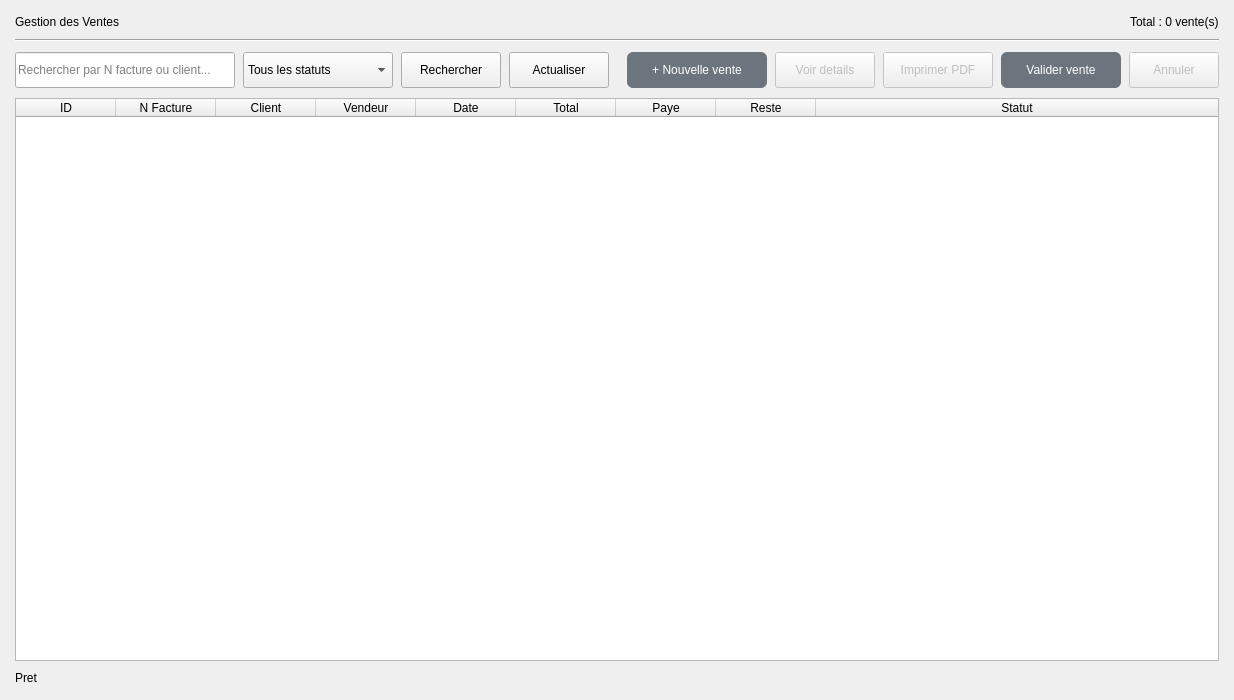
Above: views/ui/sales.ui from debeadama/gestion_commerciale before the change. Below: the same form after it.
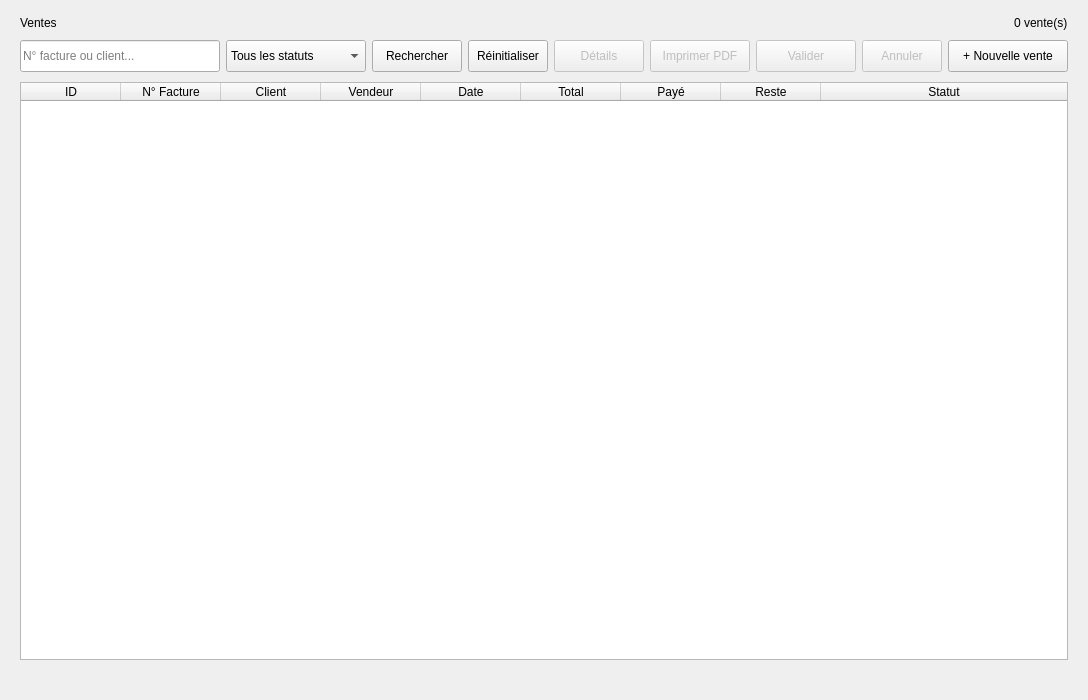
That is the form after the change.

Commit message: Refactoring complet : sécurité, UX, style et page de connexion

The edit to the form file:
```diff
--- a/views/ui/sales.ui
+++ b/views/ui/sales.ui
@@ -3,332 +3,139 @@
  <class>SalesWidget</class>
  <widget class="QWidget" name="SalesWidget">
   <property name="geometry">
-   <rect>
-    <x>0</x>
-    <y>0</y>
-    <width>1234</width>
-    <height>700</height>
-   </rect>
-  </property>
-  <property name="windowTitle">
-   <string>Gestion des Ventes</string>
+   <rect><x>0</x><y>0</y><width>1000</width><height>700</height></rect>
   </property>
   <layout class="QVBoxLayout" name="main_layout">
-   <property name="spacing">
-    <number>10</number>
-   </property>
-   <property name="leftMargin">
-    <number>15</number>
-   </property>
-   <property name="topMargin">
-    <number>15</number>
-   </property>
-   <property name="rightMargin">
-    <number>15</number>
-   </property>
-   <property name="bottomMargin">
-    <number>15</number>
-   </property>
+   <property name="spacing"><number>10</number></property>
+   <property name="leftMargin"><number>20</number></property>
+   <property name="topMargin"><number>16</number></property>
+   <property name="rightMargin"><number>20</number></property>
+   <property name="bottomMargin"><number>16</number></property>
+
+   <!-- En-tête -->
    <item>
     <layout class="QHBoxLayout" name="header_layout">
+     <property name="spacing"><number>12</number></property>
      <item>
       <widget class="QLabel" name="lbl_titre">
-       <property name="text">
-        <string>Gestion des Ventes</string>
-       </property>
+       <property name="text"><string>Ventes</string></property>
       </widget>
      </item>
      <item>
-      <widget class="QWidget" name="header_spacer" native="true">
-       <property name="sizePolicy">
-        <sizepolicy hsizetype="Expanding" vsizetype="Fixed">
-         <horstretch>1</horstretch>
-         <verstretch>0</verstretch>
-        </sizepolicy>
-       </property>
-      </widget>
+      <spacer><property name="orientation"><enum>Qt::Orientation::Horizontal</enum></property><property name="sizeHint" stdset="0"><size><width>40</width><height>0</height></size></property></spacer>
      </item>
      <item>
       <widget class="QLabel" name="lbl_total">
-       <property name="text">
-        <string>Total : 0 vente(s)</string>
-       </property>
+       <property name="text"><string>0 vente(s)</string></property>
       </widget>
      </item>
     </layout>
    </item>
-   <item>
-    <widget class="QFrame" name="line_top">
-     <property name="frameShape">
-      <enum>QFrame::Shape::HLine</enum>
-     </property>
-     <property name="frameShadow">
-      <enum>QFrame::Shadow::Sunken</enum>
-     </property>
-    </widget>
-   </item>
+
+   <!-- Toolbar -->
    <item>
     <layout class="QHBoxLayout" name="toolbar_layout">
-     <property name="spacing">
-      <number>8</number>
-     </property>
+     <property name="spacing"><number>6</number></property>
      <item>
       <widget class="QLineEdit" name="search_input">
-       <property name="minimumSize">
-        <size>
-         <width>220</width>
-         <height>36</height>
-        </size>
-       </property>
-       <property name="placeholderText">
-        <string>Rechercher par N facture ou client...</string>
-       </property>
+       <property name="minimumSize"><size><width>200</width><height>32</height></size></property>
+       <property name="maximumSize"><size><width>280</width><height>32</height></size></property>
+       <property name="placeholderText"><string>N° facture ou client...</string></property>
       </widget>
      </item>
      <item>
       <widget class="QComboBox" name="filter_statut">
-       <property name="minimumSize">
-        <size>
-         <width>150</width>
-         <height>36</height>
-        </size>
-       </property>
-       <item>
-        <property name="text">
-         <string>Tous les statuts</string>
-        </property>
-       </item>
-       <item>
-        <property name="text">
-         <string>En cours</string>
-        </property>
-       </item>
-       <item>
-        <property name="text">
-         <string>Payee</string>
-        </property>
-       </item>
-       <item>
-        <property name="text">
-         <string>Partielle</string>
-        </property>
-       </item>
-       <item>
-        <property name="text">
-         <string>Annulee</string>
-        </property>
-       </item>
+       <property name="minimumSize"><size><width>140</width><height>32</height></size></property>
+       <property name="maximumSize"><size><width>140</width><height>32</height></size></property>
+       <item><property name="text"><string>Tous les statuts</string></property></item>
+       <item><property name="text"><string>En cours</string></property></item>
+       <item><property name="text"><string>Payee</string></property></item>
+       <item><property name="text"><string>Partielle</string></property></item>
+       <item><property name="text"><string>Annulee</string></property></item>
       </widget>
      </item>
      <item>
       <widget class="QPushButton" name="btn_search">
-       <property name="minimumSize">
-        <size>
-         <width>100</width>
-         <height>36</height>
-        </size>
-       </property>
-       <property name="text">
-        <string>Rechercher</string>
-       </property>
+       <property name="minimumSize"><size><width>90</width><height>32</height></size></property>
+       <property name="maximumSize"><size><width>90</width><height>32</height></size></property>
+       <property name="text"><string>Rechercher</string></property>
       </widget>
      </item>
      <item>
       <widget class="QPushButton" name="btn_reset">
-       <property name="minimumSize">
-        <size>
-         <width>100</width>
-         <height>36</height>
-        </size>
-       </property>
-       <property name="text">
-        <string>Actualiser</string>
-       </property>
+       <property name="minimumSize"><size><width>80</width><height>32</height></size></property>
+       <property name="maximumSize"><size><width>80</width><height>32</height></size></property>
+       <property name="text"><string>Réinitialiser</string></property>
       </widget>
      </item>
      <item>
-      <widget class="QWidget" name="toolbar_spacer" native="true">
-       <property name="sizePolicy">
-        <sizepolicy hsizetype="Expanding" vsizetype="Fixed">
-         <horstretch>1</horstretch>
-         <verstretch>0</verstretch>
-        </sizepolicy>
-       </property>
-      </widget>
-     </item>
-     <item>
-      <widget class="QPushButton" name="btn_add">
-       <property name="minimumSize">
-        <size>
-         <width>140</width>
-         <height>36</height>
-        </size>
-       </property>
-       <property name="styleSheet">
-        <string notr="true">QPushButton {
-    background-color: #6c757d;
-    color: white;
-    border-radius: 6px;
-    padding: 6px;
-}</string>
-       </property>
-       <property name="text">
-        <string>+ Nouvelle vente</string>
-       </property>
-      </widget>
+      <spacer><property name="orientation"><enum>Qt::Orientation::Horizontal</enum></property><property name="sizeHint" stdset="0"><size><width>40</width><height>0</height></size></property></spacer>
      </item>
      <item>
       <widget class="QPushButton" name="btn_view">
-       <property name="enabled">
-        <bool>false</bool>
-       </property>
-       <property name="minimumSize">
-        <size>
-         <width>100</width>
-         <height>36</height>
-        </size>
-       </property>
-       <property name="text">
-        <string>Voir details</string>
-       </property>
+       <property name="enabled"><bool>false</bool></property>
+       <property name="minimumSize"><size><width>90</width><height>32</height></size></property>
+       <property name="maximumSize"><size><width>90</width><height>32</height></size></property>
+       <property name="text"><string>Détails</string></property>
       </widget>
      </item>
      <item>
       <widget class="QPushButton" name="btn_pdf">
-       <property name="enabled">
-        <bool>false</bool>
-       </property>
-       <property name="minimumSize">
-        <size>
-         <width>110</width>
-         <height>36</height>
-        </size>
-       </property>
-       <property name="text">
-        <string>Imprimer PDF</string>
-       </property>
+       <property name="enabled"><bool>false</bool></property>
+       <property name="minimumSize"><size><width>100</width><height>32</height></size></property>
+       <property name="maximumSize"><size><width>100</width><height>32</height></size></property>
+       <property name="text"><string>Imprimer PDF</string></property>
       </widget>
      </item>
      <item>
       <widget class="QPushButton" name="btn_validate">
-       <property name="enabled">
-        <bool>false</bool>
-       </property>
-       <property name="minimumSize">
-        <size>
-         <width>120</width>
-         <height>36</height>
-        </size>
-       </property>
-       <property name="styleSheet">
-        <string notr="true">QPushButton {
-    background-color: #6c757d;
-    color: white;
-    border-radius: 6px;
-    padding: 6px;
-}</string>
-       </property>
-       <property name="text">
-        <string>Valider vente</string>
-       </property>
+       <property name="enabled"><bool>false</bool></property>
+       <property name="minimumSize"><size><width>100</width><height>32</height></size></property>
+       <property name="maximumSize"><size><width>100</width><height>32</height></size></property>
+       <property name="text"><string>Valider</string></property>
       </widget>
      </item>
      <item>
       <widget class="QPushButton" name="btn_cancel">
-       <property name="enabled">
-        <bool>false</bool>
-       </property>
-       <property name="minimumSize">
-        <size>
-         <width>90</width>
-         <height>36</height>
-        </size>
-       </property>
-       <property name="text">
-        <string>Annuler</string>
-       </property>
+       <property name="enabled"><bool>false</bool></property>
+       <property name="minimumSize"><size><width>80</width><height>32</height></size></property>
+       <property name="maximumSize"><size><width>80</width><height>32</height></size></property>
+       <property name="text"><string>Annuler</string></property>
+      </widget>
+     </item>
+     <item>
+      <widget class="QPushButton" name="btn_add">
+       <property name="minimumSize"><size><width>120</width><height>32</height></size></property>
+       <property name="maximumSize"><size><width>120</width><height>32</height></size></property>
+       <property name="text"><string>+ Nouvelle vente</string></property>
       </widget>
      </item>
     </layout>
    </item>
    <item>
     <widget class="QTableWidget" name="sales_table">
-     <property name="editTriggers">
-      <set>QAbstractItemView::EditTrigger::NoEditTriggers</set>
-     </property>
-     <property name="alternatingRowColors">
-      <bool>true</bool>
-     </property>
-     <property name="selectionMode">
-      <enum>QAbstractItemView::SelectionMode::SingleSelection</enum>
-     </property>
-     <property name="selectionBehavior">
-      <enum>QAbstractItemView::SelectionBehavior::SelectRows</enum>
-     </property>
-     <property name="sortingEnabled">
-      <bool>true</bool>
-     </property>
-     <property name="columnCount">
-      <number>9</number>
-     </property>
-     <attribute name="horizontalHeaderStretchLastSection">
-      <bool>true</bool>
-     </attribute>
-     <attribute name="verticalHeaderVisible">
-      <bool>false</bool>
-     </attribute>
-     <column>
-      <property name="text">
-       <string>ID</string>
-      </property>
-     </column>
-     <column>
-      <property name="text">
-       <string>N Facture</string>
-      </property>
-     </column>
-     <column>
-      <property name="text">
-       <string>Client</string>
-      </property>
-     </column>
-     <column>
-      <property name="text">
-       <string>Vendeur</string>
-      </property>
-     </column>
-     <column>
-      <property name="text">
-       <string>Date</string>
-      </property>
-     </column>
-     <column>
-      <property name="text">
-       <string>Total</string>
-      </property>
-     </column>
-     <column>
-      <property name="text">
-       <string>Paye</string>
-      </property>
-     </column>
-     <column>
-      <property name="text">
-       <string>Reste</string>
-      </property>
-     </column>
-     <column>
-      <property name="text">
-       <string>Statut</string>
-      </property>
-     </column>
+     <property name="editTriggers"><set>QAbstractItemView::EditTrigger::NoEditTriggers</set></property>
+     <property name="alternatingRowColors"><bool>true</bool></property>
+     <property name="selectionMode"><enum>QAbstractItemView::SelectionMode::SingleSelection</enum></property>
+     <property name="selectionBehavior"><enum>QAbstractItemView::SelectionBehavior::SelectRows</enum></property>
+     <property name="sortingEnabled"><bool>true</bool></property>
+     <property name="columnCount"><number>9</number></property>
+     <attribute name="horizontalHeaderStretchLastSection"><bool>true</bool></attribute>
+     <attribute name="verticalHeaderVisible"><bool>false</bool></attribute>
+     <column><property name="text"><string>ID</string></property></column>
+     <column><property name="text"><string>N° Facture</string></property></column>
+     <column><property name="text"><string>Client</string></property></column>
+     <column><property name="text"><string>Vendeur</string></property></column>
+     <column><property name="text"><string>Date</string></property></column>
+     <column><property name="text"><string>Total</string></property></column>
+     <column><property name="text"><string>Payé</string></property></column>
+     <column><property name="text"><string>Reste</string></property></column>
+     <column><property name="text"><string>Statut</string></property></column>
     </widget>
    </item>
    <item>
     <widget class="QLabel" name="status_bar">
-     <property name="text">
-      <string>Pret</string>
-     </property>
+     <property name="text"><string></string></property>
     </widget>
    </item>
   </layout>
```
Left out of the diff: 4 changed lines with no effect on the pictures. The commit also changes 34 other files.
